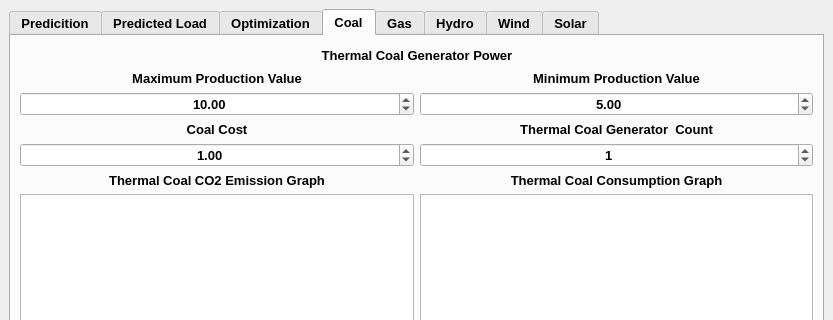
Qt form gui/load_prediction_xml.ui (Djordje99/ISIS_Load_Prediction) before a commit; both pictures show x 0 to 833 and y 0 to 320 of the 833 by 534 pixel window.
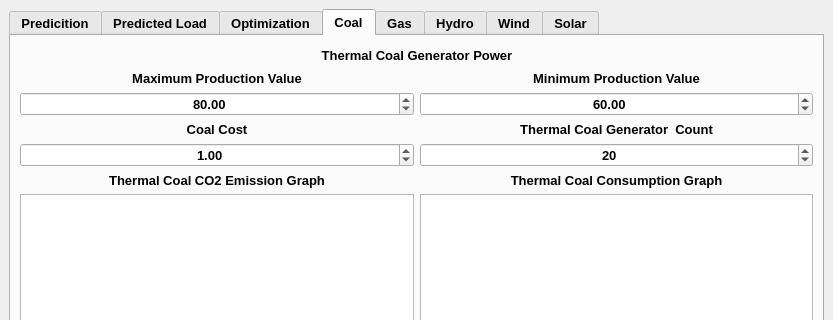
The same form after that commit. The open tabs and pages were chosen to show the change. Custom widgets are drawn as their Qt base class.

The edit to the form file:
```diff
--- a/gui/load_prediction_xml.ui
+++ b/gui/load_prediction_xml.ui
@@ -794,7 +794,7 @@
                  <set>Qt::AlignCenter</set>
                 </property>
                 <property name="value">
-                 <double>10.000000000000000</double>
+                 <double>80.000000000000000</double>
                 </property>
                </widget>
               </item>
@@ -824,7 +824,7 @@
                  <set>Qt::AlignCenter</set>
                 </property>
                 <property name="value">
-                 <double>5.000000000000000</double>
+                 <double>60.000000000000000</double>
                 </property>
                </widget>
               </item>
@@ -924,7 +924,7 @@
                  <set>Qt::AlignCenter</set>
                 </property>
                 <property name="value">
-                 <number>1</number>
+                 <number>20</number>
                 </property>
                </widget>
               </item>
```
Left out of the diff: 15 changed lines with no effect on the pictures.
